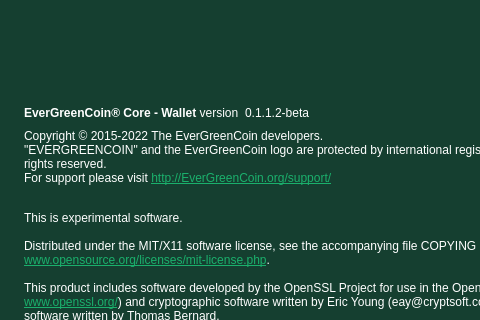
The window that src/qt/forms/aboutdialog.ui (EverGreenCoinDev/EverGreenCoin) describes before a commit, drawn with Qt 5; both pictures show x 0 to 480 and y 0 to 320 of the 600 by 470 pixel window.
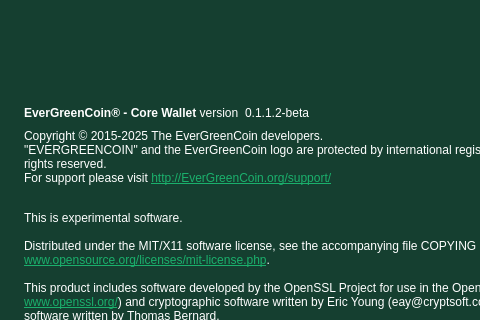
The same window after the commit. Icons and pictures are not drawn.

What changed in the file:
```diff
--- a/src/qt/forms/aboutdialog.ui
+++ b/src/qt/forms/aboutdialog.ui
@@ -59,7 +59,7 @@
           <string notr="true">color: white;</string>
          </property>
          <property name="text">
-          <string>&lt;b&gt;EverGreenCoin® Core - Wallet&lt;/b&gt; version</string>
+          <string>&lt;b&gt;EverGreenCoin® - Core Wallet&lt;/b&gt; version</string>
          </property>
          <property name="textInteractionFlags">
           <set>Qt::LinksAccessibleByMouse|Qt::TextSelectableByKeyboard|Qt::TextSelectableByMouse</set>
@@ -109,7 +109,7 @@
         <string notr="true">color: white;</string>
        </property>
        <property name="text">
-        <string>&lt;html&gt;&lt;head/&gt;&lt;body&gt;&lt;p&gt;Copyright © 2015-2022 The EverGreenCoin developers.&lt;br/&gt;&amp;quot;EVERGREENCOIN&amp;quot; and the EverGreenCoin logo are protected by international registered trademark. All rights reserved.&lt;br/&gt;For support please visit &lt;a href=&quot;http://EverGreenCoin.org/support/&quot;&gt;&lt;span style=&quot; text-decoration: underline; color:#1ab06c;&quot;&gt;http://EverGreenCoin.org/support/&lt;/span&gt;&lt;/a&gt;&lt;/p&gt;&lt;p&gt;&lt;br/&gt;This is experimental software.&lt;br/&gt;&lt;br/&gt;Distributed under the MIT/X11 software license, see the accompanying file COPYING or &lt;a href=&quot;http://www.opensource.org/licenses/mit-license.php&quot;&gt;&lt;span style=&quot; text-decoration: underline; color:#1ab06c;&quot;&gt;http://www.opensource.org/licenses/mit-license.php&lt;/span&gt;&lt;/a&gt;.&lt;br/&gt;&lt;br/&gt;This product includes software developed by the OpenSSL Project for use in the OpenSSL Toolkit (&lt;a href=&quot;http://www.openssl.org/&quot;&gt;&lt;span style=&quot; text-decoration: underline; color:#1ab06c;&quot;&gt;http://www.openssl.org/&lt;/span&gt;&lt;/a&gt;) and cryptographic software written by Eric Young (eay@cryptsoft.com) and UPnP software written by Thomas Bernard.&lt;/p&gt;&lt;/body&gt;&lt;/html&gt;</string>
+        <string>&lt;html&gt;&lt;head/&gt;&lt;body&gt;&lt;p&gt;Copyright © 2015-2025 The EverGreenCoin developers.&lt;br/&gt;&amp;quot;EVERGREENCOIN&amp;quot; and the EverGreenCoin logo are protected by international registered trademark. All rights reserved.&lt;br/&gt;For support please visit &lt;a href=&quot;http://EverGreenCoin.org/support/&quot;&gt;&lt;span style=&quot; text-decoration: underline; color:#1ab06c;&quot;&gt;http://EverGreenCoin.org/support/&lt;/span&gt;&lt;/a&gt;&lt;/p&gt;&lt;p&gt;&lt;br/&gt;This is experimental software.&lt;br/&gt;&lt;br/&gt;Distributed under the MIT/X11 software license, see the accompanying file COPYING or &lt;a href=&quot;http://www.opensource.org/licenses/mit-license.php&quot;&gt;&lt;span style=&quot; text-decoration: underline; color:#1ab06c;&quot;&gt;http://www.opensource.org/licenses/mit-license.php&lt;/span&gt;&lt;/a&gt;.&lt;br/&gt;&lt;br/&gt;This product includes software developed by the OpenSSL Project for use in the OpenSSL Toolkit (&lt;a href=&quot;http://www.openssl.org/&quot;&gt;&lt;span style=&quot; text-decoration: underline; color:#1ab06c;&quot;&gt;http://www.openssl.org/&lt;/span&gt;&lt;/a&gt;) and cryptographic software written by Eric Young (eay@cryptsoft.com) and UPnP software written by Thomas Bernard.&lt;/p&gt;&lt;/body&gt;&lt;/html&gt;</string>
        </property>
        <property name="textFormat">
         <enum>Qt::RichText</enum>
```
Left out of the diff: 2 changed lines with no effect on the pictures.
